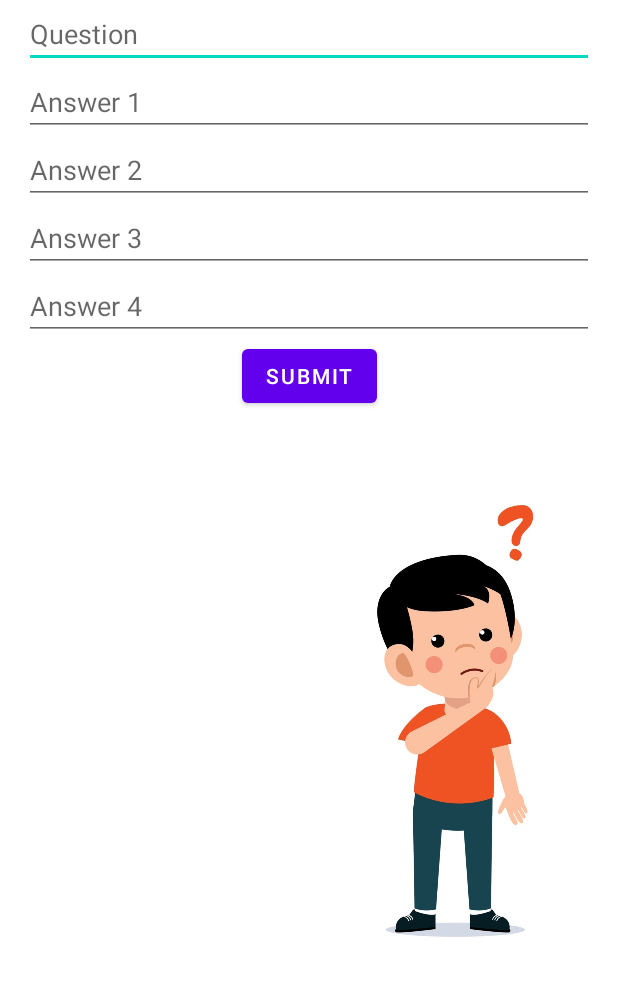
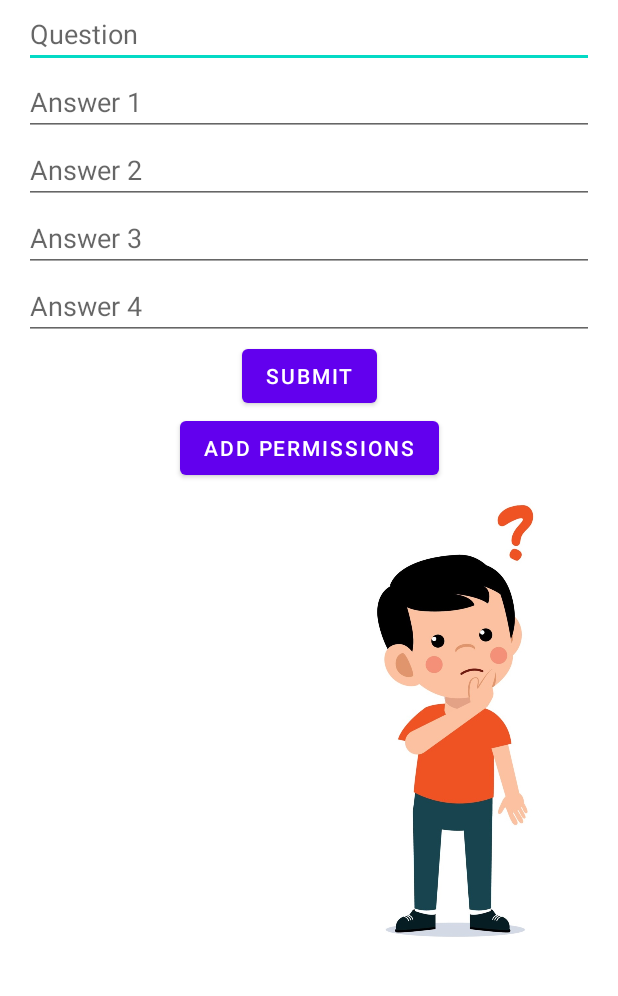
Before and after one commit to Christinamawel/indecision, an Android app: the screen it shows after launch (MainActivity), on a phone screen of 412 x 824 dp, the part 176-1172 px from its top. Run offline under Robolectric (Android 15) with nearby library versions, the phone set to English and light mode, and no system bars.

Commit message:
add permission

```diff
--- a/app/src/main/AndroidManifest.xml
+++ b/app/src/main/AndroidManifest.xml
@@ -1,6 +1,8 @@
 <?xml version="1.0" encoding="utf-8"?>
 <manifest xmlns:android="http://schemas.android.com/apk/res/android"
     package="com.example.indecision">
+
+    <uses-permission android:name="android.permission.WRITE_EXTERNAL_STORAGE" />
 
     <application
         android:allowBackup="true"
--- a/app/src/main/res/layout/activity_main.xml
+++ b/app/src/main/res/layout/activity_main.xml
@@ -83,5 +83,14 @@
         app:layout_constraintStart_toStartOf="parent"
         app:layout_constraintTop_toBottomOf="@+id/submitButton" />
 
+    <Button
+        android:id="@+id/permissionsBtn"
+        android:layout_width="wrap_content"
+        android:layout_height="wrap_content"
+        android:text="Add Permissions"
+        app:layout_constraintEnd_toEndOf="parent"
+        app:layout_constraintStart_toStartOf="parent"
+        app:layout_constraintTop_toBottomOf="@+id/submitButton" />
+
 
 </androidx.constraintlayout.widget.ConstraintLayout>
```
Also changed, not shown: app/src/main/java/com/example/indecision/MainActivity.kt (+40 -2 lines), 1 other file.
